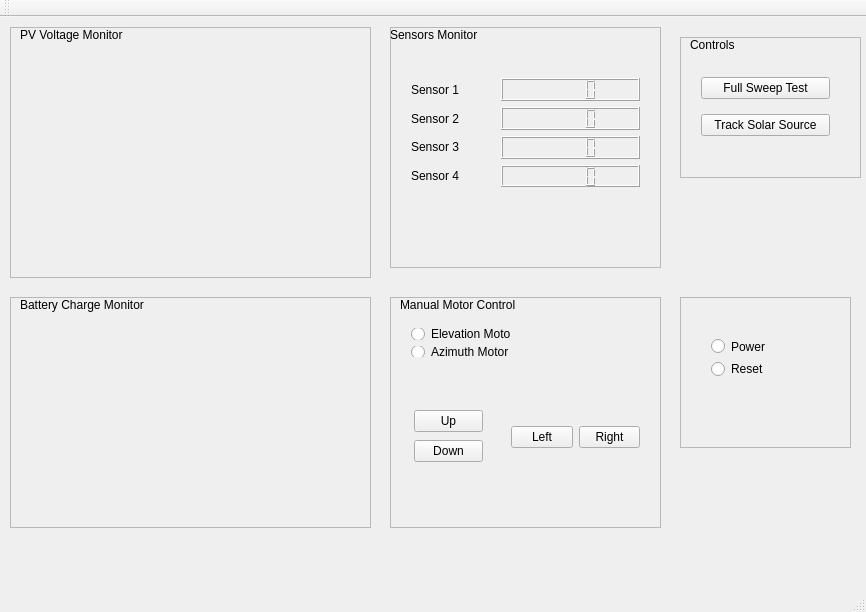
This is mainwindow.ui in atabana/SolarTracker as Qt 5 draws it before an edit. The edited form follows.
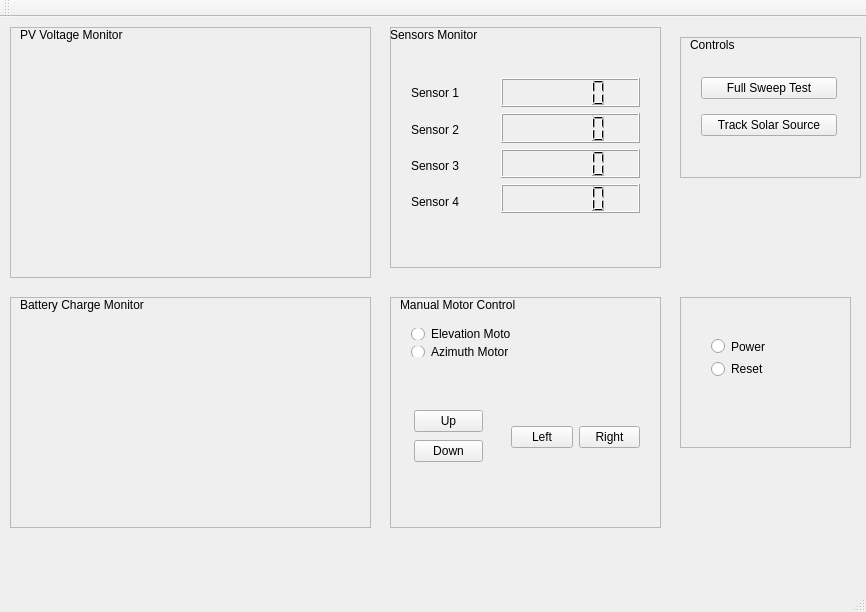
This is the edited form. Custom widgets are drawn as their Qt base class.

Patch:
```diff
--- a/mainwindow.ui
+++ b/mainwindow.ui
@@ -87,7 +87,7 @@
        <x>10</x>
        <y>40</y>
        <width>71</width>
-       <height>131</height>
+       <height>161</height>
       </rect>
      </property>
      <layout class="QVBoxLayout" name="verticalLayout_2">
@@ -127,21 +127,21 @@
        <x>100</x>
        <y>40</y>
        <width>161</width>
-       <height>131</height>
+       <height>157</height>
       </rect>
      </property>
      <layout class="QGridLayout" name="gridLayout_4">
-      <item row="0" column="0">
-       <widget class="QLCDNumber" name="lcdNumber"/>
-      </item>
       <item row="1" column="0">
        <widget class="QLCDNumber" name="lcdNumber_2"/>
       </item>
-      <item row="2" column="0">
-       <widget class="QLCDNumber" name="lcdNumber_3"/>
+      <item row="0" column="0">
+       <widget class="QLCDNumber" name="lcdSensor_1"/>
       </item>
       <item row="3" column="0">
-       <widget class="QLCDNumber" name="lcdNumber_4"/>
+       <widget class="QLCDNumber" name="lcdSensor_4"/>
+      </item>
+      <item row="2" column="0">
+       <widget class="QLCDNumber" name="lcdSensor_3"/>
       </item>
      </layout>
     </widget>
@@ -312,7 +312,7 @@
       <rect>
        <x>10</x>
        <y>20</y>
-       <width>151</width>
+       <width>158</width>
        <height>101</height>
       </rect>
      </property>
```
Left out of the diff: 14 changed lines with no effect on the pictures.
